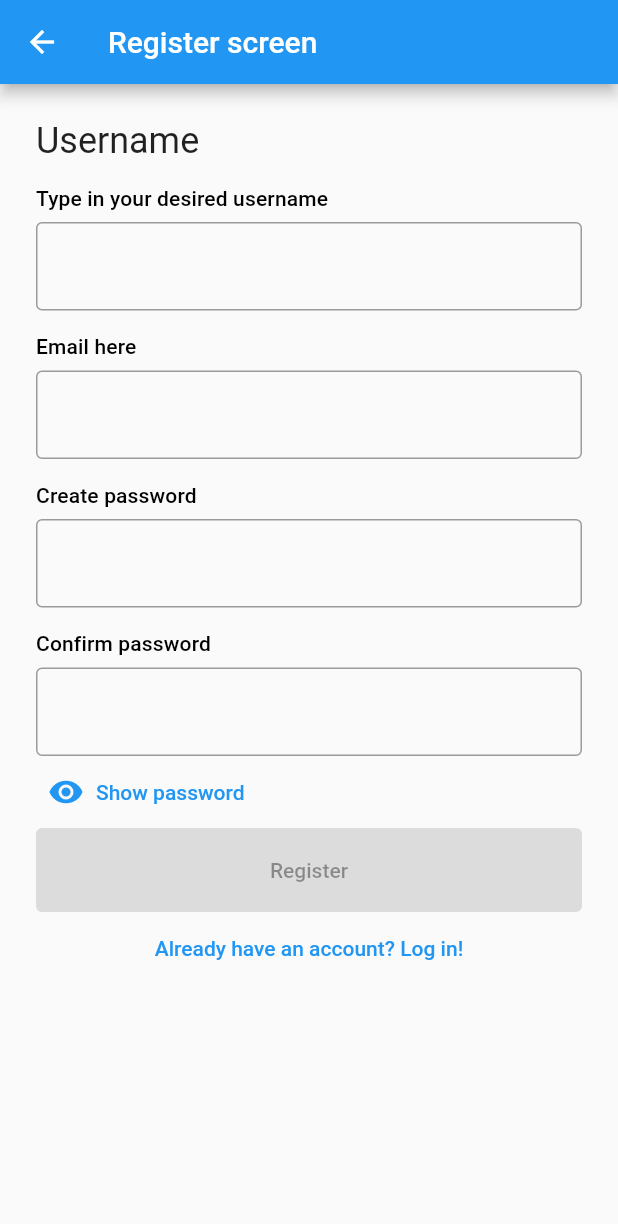
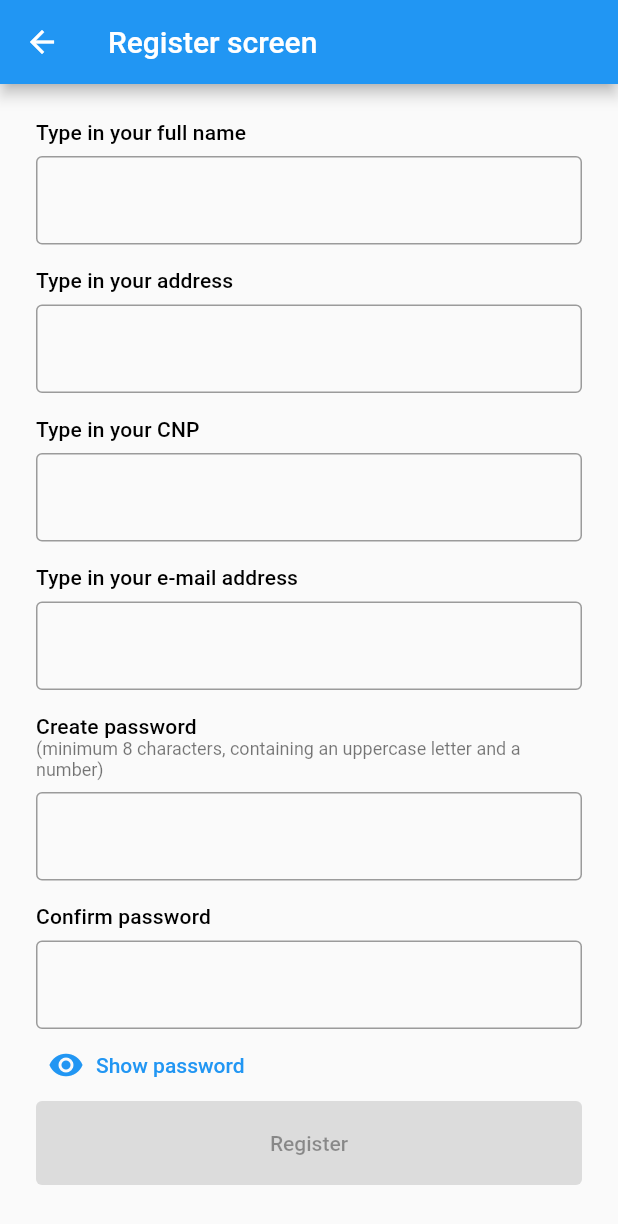
Before and after one commit to Aloinarq/fingerprin_voting_app, a Flutter app: the screen it shows after launch, after a tap on "Need an account? Register here", on a phone screen of 412 x 824 dp. Shown: the top 1224 px of the screen. Run offline on Flutter 3.47's test engine with Material 2 defaults, Android fonts, the phone set to English and light mode, and no system bars; our stand-ins replace firebase_auth, firebase_core, local_auth; accounts and stored records are empty.

Commit message:
#register-login-home: Created new textfields according to the Trello requirements, implemented navigation to the polls screen and back.

```diff
--- a/lib/main.dart
+++ b/lib/main.dart
@@ -16,24 +16,21 @@ class FingerVoteApp extends StatelessWidget {
   Widget build(BuildContext context){
     return MaterialApp(
       home: Wrapper(),
-      // initialRoute: "/",
-      // routes: {
-      //   "/" : (context) => const Scaffold(
-      //     body: LoginScreen(),
-      //   ),
-      //   '/home' : (context) => Scaffold(
-      //     appBar: AppBar(
-      //       title: const Text("Homescreen"),
-      //     ),
-      //     body: const HomeScreen(),
-      //   ),
-      //   '/registerscreen' : (context) => Scaffold(
-      //     appBar: AppBar(
-      //       title: const Text("Register screen"),
-      //     ),
-      //     body: const RegisterScreen(),
-      //   )
-      // },
+      initialRoute: "/",
+      routes: {
+        '/polls' : (context) => Scaffold(
+          appBar: AppBar(
+            title: const Text("Polls screen"),
+          ),
+          body: const HomeScreen(),
+        ),
+        '/registerscreen' : (context) => Scaffold(
+          appBar: AppBar(
+            title: const Text("Register screen"),
+          ),
+          body: const RegisterScreen(),
+        )
+      },
     );
   }
 }
--- a/lib/screens/login_screen.dart
+++ b/lib/screens/login_screen.dart
@@ -65,7 +65,7 @@ class _LoginScreenState extends State<LoginScreen> {
           child: Column(
             crossAxisAlignment: CrossAxisAlignment.start,
             children: [
-              const Text("email"),
+              Text("Email address", style: Theme.of(context).textTheme.subtitle2),
               const SizedBox(height: 16),
               TextField(
                 decoration: const InputDecoration(border: OutlineInputBorder()),
@@ -76,7 +76,7 @@ class _LoginScreenState extends State<LoginScreen> {
               }
               ),
               const SizedBox(height: 16),
-              const Text("Password"),
+              Text("Password", style: Theme.of(context).textTheme.subtitle2),
               const SizedBox(height: 16),
               TextField(
                 obscureText: _obscureText,
--- a/lib/screens/register_screen.dart
+++ b/lib/screens/register_screen.dart
@@ -10,7 +10,9 @@ class RegisterScreen extends StatefulWidget {
 }
 
 class _RegisterScreenState extends State<RegisterScreen> {
-  String _username = "";
+  String _fullName = "";
+  String _address = "";
+  String _cnp = "";
   String _email = "";
   String _password = "";
   String _passwordAgain = "";
@@ -19,13 +21,13 @@ class _RegisterScreenState extends State<RegisterScreen> {
   bool _validateEmail(String value) {
     String pattern =
         r"^[a-zA-Z0-9.!#$%&'*+/=?^_`{|}~-]+@[a-zA-Z0-9](?:[a-zA-Z0-9-]{0,253}[a-zA-Z0-9])?(?:\.[a-zA-Z0-9](?:[a-zA-Z0-9-]{0,253}[a-zA-Z0-9])?)*$";
-    RegExp regExp = new RegExp(pattern);
+    RegExp regExp = RegExp(pattern);
     return (regExp.hasMatch(value));
   }
 
   bool _validatePassword(String value) {
     String pattern = r'^(?=.*?[A-Z])(?=.*?[0-9]).{8,}$';
-    RegExp regExp = new RegExp(pattern);
+    RegExp regExp = RegExp(pattern);
     return (regExp.hasMatch(value));
   }
 
@@ -49,21 +51,39 @@ class _RegisterScreenState extends State<RegisterScreen> {
           child: Column(
             crossAxisAlignment: CrossAxisAlignment.start,
             children: [
-              Text("Username",
-                  style: Theme.of(context).textTheme.headline5),
-              SizedBox(height: 16),
-              Text("Type in your desired username",
+              Text("Type in your full name",
                   style: Theme.of(context).textTheme.subtitle2),
               SizedBox(height: 8),
               TextField(
                   decoration: InputDecoration(border: OutlineInputBorder()),
                   onChanged: (value) {
                     setState(() {
-                      _username = value;
+                      _fullName = value;
+                    });
+                  }),
+              SizedBox(height: 16),Text("Type in your address",
+                  style: Theme.of(context).textTheme.subtitle2),
+              SizedBox(height: 8),
+              TextField(
+                  decoration: InputDecoration(border: OutlineInputBorder()),
+                  onChanged: (value) {
+                    setState(() {
+                      _address = value;
                     });
                   }),
               SizedBox(height: 16),
-              Text("Email here",
+              Text("Type in your CNP",
+                  style: Theme.of(context).textTheme.subtitle2),
+              SizedBox(height: 8),
+              TextField(
+                  decoration: InputDecoration(border: OutlineInputBorder()),
+                  onChanged: (value) {
+                    setState(() {
+                      _cnp = value;
+                    });
+                  }),
+              SizedBox(height: 16),
+              Text("Type in your e-mail address",
                   style: Theme.of(context).textTheme.subtitle2),
               SizedBox(height: 8),
               TextField(
@@ -76,6 +96,9 @@ class _RegisterScreenState extends State<RegisterScreen> {
               SizedBox(height: 16),
               Text("Create password",
                   style: Theme.of(context).textTheme.subtitle2),
+              Text("(minimum 8 characters, containing an uppercase letter and a number)",
+                  style: Theme.of(context).textTheme.caption,
+              ),
               SizedBox(height: 8),
               TextField(
                 obscureText: _obscureText,
@@ -114,22 +137,22 @@ class _RegisterScreenState extends State<RegisterScreen> {
                     height: 56,
                     width: double.maxFinite,
                     child: ElevatedButton(
-                      onPressed: (_username.isEmpty == true || _email.isEmpty == true || _validateEmail(_email) == false || !(_password == _passwordAgain) ||
-                          _validatePassword(_password) == false)
+                      onPressed: (_fullName.isEmpty == true || _address.isEmpty == true || _cnp.isEmpty == true || _email.isEmpty == true
+                          || _validateEmail(_email) == false || !(_password == _passwordAgain) || _validatePassword(_password) == false)
                           ? null
                           : () async {
                         bool _isCallSuccessful = true;
                         if (_isCallSuccessful == true) {
                           Navigator.push(context, MaterialPageRoute(builder: (context) => const HomeScreen()));
+                          // Navigator.pushReplacementNamed(context, "/polls");
                           final snackBar = SnackBar(
                             backgroundColor: Colors.blueAccent,
                             content: Row(
                               children: [
-                                Icon(Icons.check_circle_rounded),
-                                SizedBox(width: 8),
+                                const Icon(Icons.check_circle_rounded),
+                                const SizedBox(width: 8),
                                 Expanded(
-                                    child: Text("Success",
-                                        style: Theme.of(context).textTheme.bodyText1)),
+                                    child: Text("Success", style: Theme.of(context).textTheme.bodyText1)),
                               ],
                             ),
                           );
@@ -138,14 +161,14 @@ class _RegisterScreenState extends State<RegisterScreen> {
                           showDialog(
                             context: context,
                             builder: (BuildContext context) {
-                              return AlertDialog(
+                              return const AlertDialog(
                                 title: Text("Failure"),
                               );
                             },
                           );
                         }
                       },
-                      child: Text(
+                      child: const Text(
                         "Register",
                       ),
                     ),
```
Also changed, not shown: lib/screens/home_screen.dart (+7 -1 lines).
